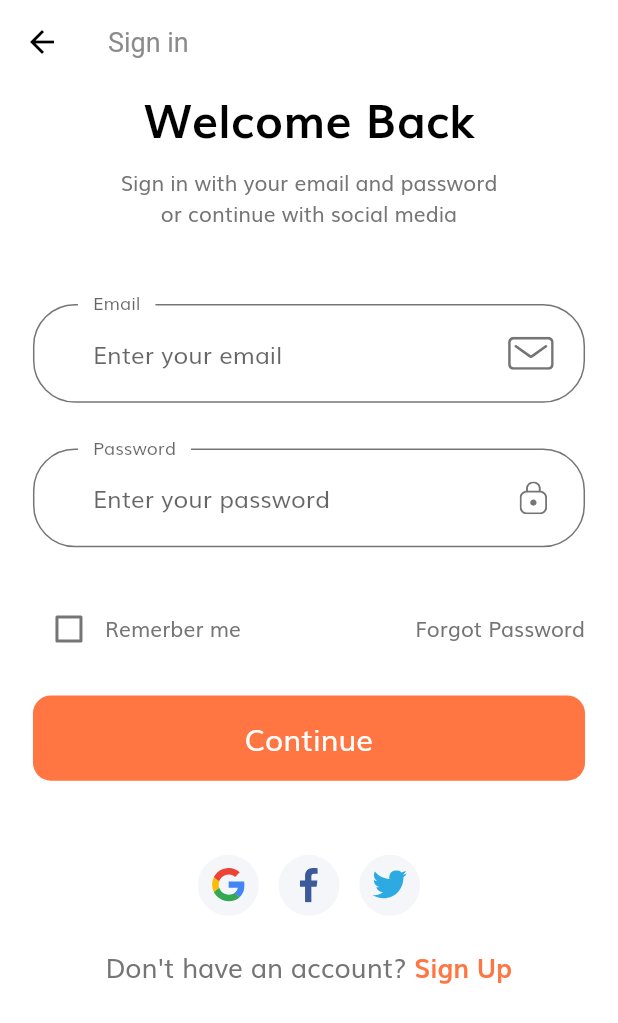
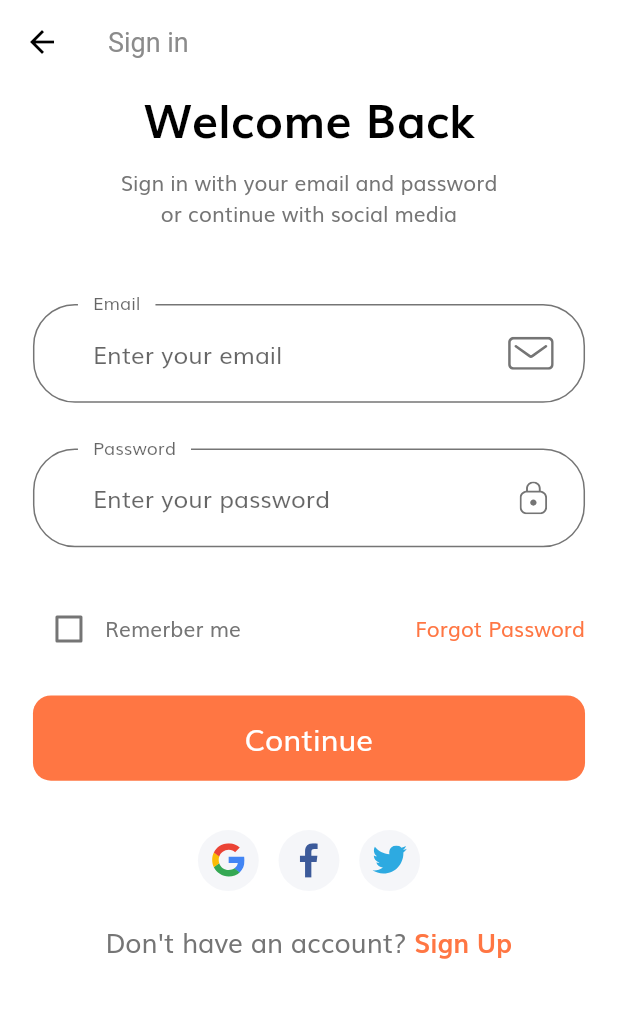
Before and after one commit to antunesluiz/shop_app, a Flutter app: the screen it shows after launch, after a tap on "Continue", on a phone screen of 412 x 824 dp. Shown: the top 1023 px of the screen. Run offline on Flutter 3.47's test engine with Material 2 defaults, Android fonts, the phone set to English and light mode, and no system bars; our stand-ins replace flutter_svg.

Commit message:
forgot password screen

```diff
--- /dev/null
+++ b/lib/components/custom_title_and_subtitle.dart
@@ -0,0 +1,33 @@
+import 'package:flutter/material.dart';
+import 'package:shop_app/themes/size_config.dart';
+
+class CustomTitleAndSubtitle extends StatelessWidget {
+  const CustomTitleAndSubtitle({
+    Key? key,
+    this.title,
+    this.subtitle,
+  }) : super(key: key);
+
+  final String? title, subtitle;
+
+  @override
+  Widget build(BuildContext context) {
+    return Column(
+      children: [
+        Text(
+          title!,
+          style: TextStyle(
+            color: Colors.black,
+            fontSize: getProportionateScreenWidth(28),
+            fontWeight: FontWeight.bold,
+          ),
+        ),
+        SizedBox(height: getProportionateScreenHeight(10)),
+        Text(
+          subtitle!,
+          textAlign: TextAlign.center,
+        ),
+      ],
+    );
+  }
+}
--- /dev/null
+++ b/lib/components/forgot_password_text.dart
@@ -0,0 +1,25 @@
+import 'package:flutter/material.dart';
+import 'package:shop_app/screens/forgot_password/ForgotPasswordScreen.dart';
+import 'package:shop_app/themes/constants.dart';
+
+class ForgotPasswordText extends StatelessWidget {
+  const ForgotPasswordText({
+    Key? key,
+  }) : super(key: key);
+
+  @override
+  Widget build(BuildContext context) {
+    return GestureDetector(
+      onTap: () => Navigator.pushNamed(
+        context,
+        ForgotPasswordScreen.routeName,
+      ),
+      child: Text(
+        'Forgot Password',
+        style: TextStyle(
+          color: kPrimaryColor,
+        ),
+      ),
+    );
+  }
+}
--- /dev/null
+++ b/lib/components/no_account_text.dart
@@ -0,0 +1,30 @@
+import 'package:flutter/material.dart';
+import 'package:shop_app/themes/constants.dart';
+import 'package:shop_app/themes/size_config.dart';
+
+class NoAccountText extends StatelessWidget {
+  const NoAccountText({
+    Key? key,
+  }) : super(key: key);
+
+  @override
+  Widget build(BuildContext context) {
+    return Row(
+      mainAxisAlignment: MainAxisAlignment.center,
+      children: [
+        Text(
+          'Don\'t have an account? ',
+          style: TextStyle(fontSize: getProportionateScreenWidth(16)),
+        ),
+        Text(
+          'Sign Up',
+          style: TextStyle(
+            fontSize: getProportionateScreenWidth(16),
+            fontWeight: FontWeight.bold,
+            color: kPrimaryColor,
+          ),
+        ),
+      ],
+    );
+  }
+}
--- a/lib/routes.dart
+++ b/lib/routes.dart
@@ -1,8 +1,10 @@
 import 'package:flutter/widgets.dart';
+import 'package:shop_app/screens/forgot_password/ForgotPasswordScreen.dart';
 import 'package:shop_app/screens/sign_in/SignInScreen.dart';
 import 'package:shop_app/screens/splash/SplashScreen.dart';
 
 final Map<String, WidgetBuilder> routes = {
   SplashScreen.routeName: (context) => SplashScreen(),
-  SignInScreen.routeName: (context) => SignInScreen()
+  SignInScreen.routeName: (context) => SignInScreen(),
+  ForgotPasswordScreen.routeName: (context) => ForgotPasswordScreen()
 };
--- a/lib/screens/sign_in/components/body.dart
+++ b/lib/screens/sign_in/components/body.dart
@@ -1,4 +1,6 @@
 import 'package:flutter/material.dart';
+import 'package:shop_app/components/custom_title_and_subtitle.dart';
+import 'package:shop_app/components/no_account_text.dart';
 import 'package:shop_app/components/social_card.dart';
 import 'package:shop_app/screens/sign_in/components/sign_form.dart';
 import 'package:shop_app/themes/constants.dart';
@@ -17,22 +19,14 @@ class Body extends StatelessWidget {
                 horizontal: getProportionateScreenWidth(20)),
             child: Column(
               children: [
-                Text(
-                  'Welcome Back',
-                  style: TextStyle(
-                    color: Colors.black,
-                    fontSize: getProportionateScreenWidth(28),
-                    fontWeight: FontWeight.bold,
-                  ),
-                ),
-                SizedBox(height: getProportionateScreenHeight(10)),
-                Text(
-                  'Sign in with your email and password \nor continue with social media',
-                  textAlign: TextAlign.center,
+                CustomTitleAndSubtitle(
+                  title: 'Welcome Back',
+                  subtitle:
+                      'Sign in with your email and password \nor continue with social media',
                 ),
                 SizedBox(height: SizeConfig.screenHeight * 0.06),
                 SignForm(),
-                SizedBox(height: SizeConfig.screenHeight * 0.06),
+                SizedBox(height: SizeConfig.screenHeight * 0.04),
                 Row(
                   mainAxisAlignment: MainAxisAlignment.center,
                   children: [
@@ -51,24 +45,7 @@ class Body extends StatelessWidget {
                   ],
                 ),
                 SizedBox(height: getProportionateScreenHeight(20)),
-                Row(
-                  mainAxisAlignment: MainAxisAlignment.center,
-                  children: [
-                    Text(
-                      'Don\'t have an account? ',
-                      style:
-                          TextStyle(fontSize: getProportionateScreenWidth(16)),
-                    ),
-                    Text(
-                      'Sign Up',
-                      style: TextStyle(
-                        fontSize: getProportionateScreenWidth(16),
-                        fontWeight: FontWeight.bold,
-                        color: kPrimaryColor,
-                      ),
-                    ),
-                  ],
-                ),
+                NoAccountText(),
                 SizedBox(height: getProportionateScreenHeight(20)),
               ],
             ),
--- a/lib/screens/sign_in/components/sign_form.dart
+++ b/lib/screens/sign_in/components/sign_form.dart
@@ -1,7 +1,9 @@
 import 'package:flutter/material.dart';
 import 'package:shop_app/components/custom_suffix_icon.dart';
 import 'package:shop_app/components/default_button.dart';
+import 'package:shop_app/components/forgot_password_text.dart';
 import 'package:shop_app/components/form_error.dart';
+import 'package:shop_app/screens/forgot_password/ForgotPasswordScreen.dart';
 import 'package:shop_app/themes/constants.dart';
 import 'package:shop_app/themes/size_config.dart';
 
@@ -43,7 +45,7 @@ class _SignFormState extends State<SignForm> {
               ),
               Text('Remerber me'),
               Spacer(),
-              Text('Forgot Password'),
+              ForgotPasswordText(),
             ],
           ),
           SizedBox(height: getProportionateScreenHeight(20)),
```
Also changed, not shown: lib/screens/forgot_password/ForgotPasswordScreen.dart (added, +18 -0 lines), lib/screens/forgot_password/components/body.dart (added, +109 -0 lines).
